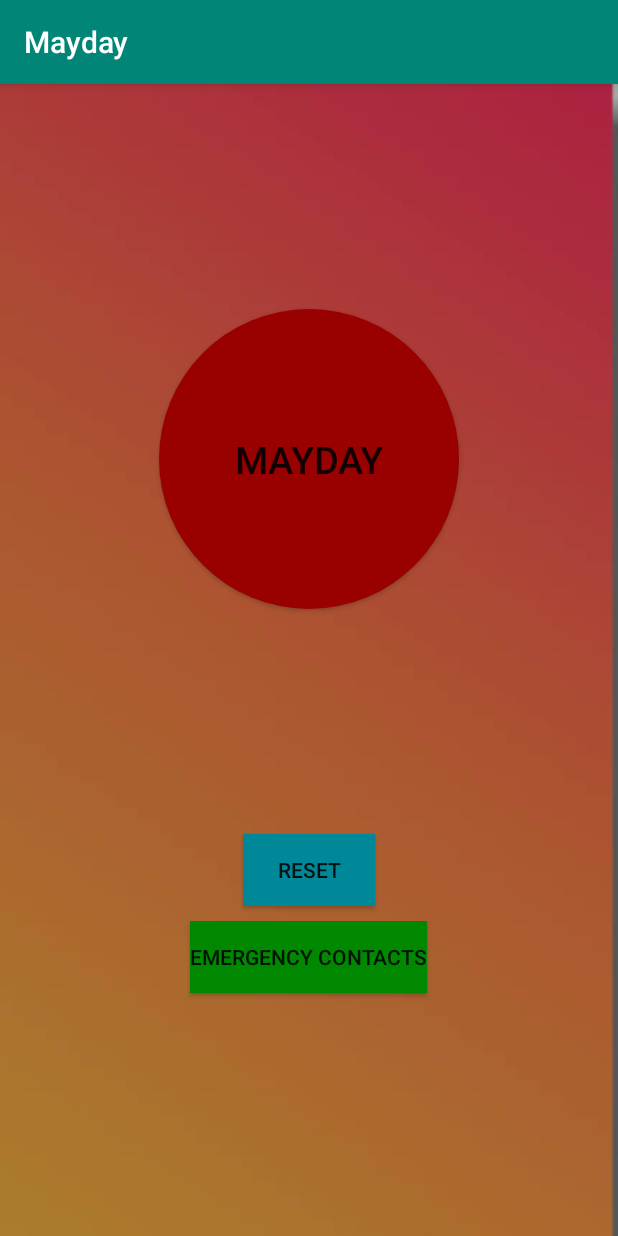
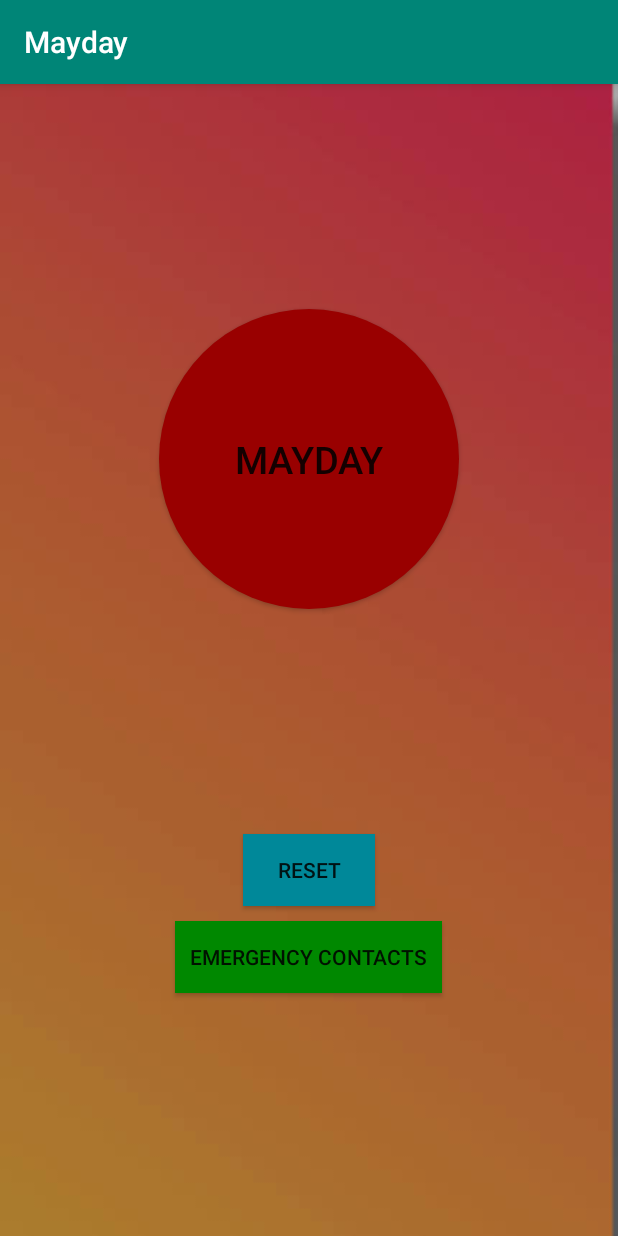
Before and after one commit to kritisingh1/Mayday, an Android app: the screen it shows after launch (MainActivity), on a phone screen of 412 x 824 dp. Run offline under Robolectric (Android 15) with nearby library versions, the phone set to English and light mode, and no system bars.

```diff
--- a/app/src/main/res/layout/activity_main.xml
+++ b/app/src/main/res/layout/activity_main.xml
@@ -19,7 +19,6 @@
         android:text="Mayday"
         android:textSize="25sp"
         android:src="@drawable/mayday"
-        android:onClick="maydayButtonClicked"
         />
 
     <Button
@@ -40,6 +39,7 @@
         android:layout_below="@id/resetButton"
         android:layout_marginTop="10dp"
         android:text="EMERGENCY CONTACTS"
+        android:padding="10dp"
         android:background="#008800"
         android:layout_centerHorizontal="true"
         />
```
Also changed, not shown: app/src/main/java/com/example/mayday/MainActivity.java (+4 -12 lines).
